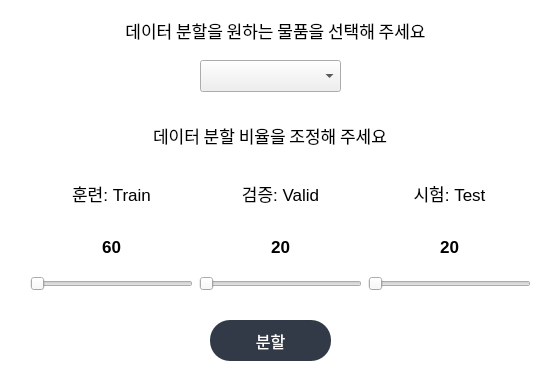
Above: gui/dataset_dialog.ui from Meawcat/CheckMate before the change. Below: the same form after it.
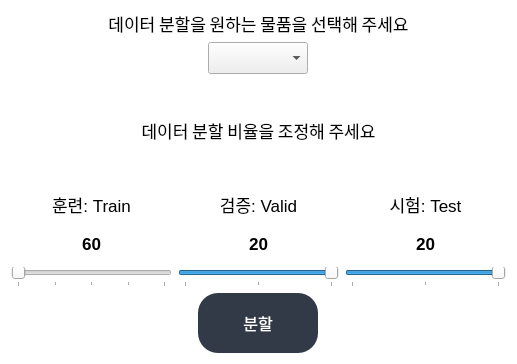
That is the form after the change.

Patch:
```diff
--- a/gui/dataset_dialog.ui
+++ b/gui/dataset_dialog.ui
@@ -6,8 +6,8 @@
    <rect>
     <x>0</x>
     <y>0</y>
-    <width>550</width>
-    <height>379</height>
+    <width>517</width>
+    <height>364</height>
    </rect>
   </property>
   <property name="windowTitle">
@@ -30,21 +30,49 @@
 	color:  #fff;
 }</string>
   </property>
+  <layout class="QVBoxLayout" name="verticalLayout_7">
+   <item>
+    <layout class="QVBoxLayout" name="verticalLayout_6">
+     <item>
+      <layout class="QVBoxLayout" name="verticalLayout">
+       <item alignment="Qt::AlignHCenter">
+        <widget class="QLabel" name="combobox_label">
+         <property name="sizePolicy">
+          <sizepolicy hsizetype="Fixed" vsizetype="Fixed">
+           <horstretch>0</horstretch>
+           <verstretch>0</verstretch>
+          </sizepolicy>
+         </property>
+         <property name="font">
+          <font>
+           <family>맑은 고딕</family>
+           <pointsize>13</pointsize>
+           <weight>50</weight>
+           <bold>false</bold>
+          </font>
+         </property>
+         <property name="text">
+          <string>데이터 분할을 원하는 물품을 선택해 주세요</string>
+         </property>
+         <property name="alignment">
+          <set>Qt::AlignCenter</set>
+         </property>
+        </widget>
+       </item>
+       <item alignment="Qt::AlignHCenter">
   <widget class="QComboBox" name="comboBox">
-   <property name="geometry">
-    <rect>
-     <x>200</x>
-     <y>60</y>
-     <width>141</width>
-     <height>32</height>
-    </rect>
-   </property>
    <property name="sizePolicy">
     <sizepolicy hsizetype="Preferred" vsizetype="Fixed">
      <horstretch>0</horstretch>
      <verstretch>0</verstretch>
     </sizepolicy>
    </property>
+         <property name="maximumSize">
+          <size>
+           <width>200</width>
+           <height>16777215</height>
+          </size>
+         </property>
    <property name="font">
     <font>
      <pointsize>15</pointsize>
@@ -55,67 +83,13 @@
     <enum>Qt::LeftToRight</enum>
    </property>
   </widget>
-  <widget class="QLabel" name="combobox_label">
-   <property name="geometry">
-    <rect>
-     <x>20</x>
-     <y>10</y>
-     <width>511</width>
-     <height>41</height>
-    </rect>
-   </property>
-   <property name="sizePolicy">
-    <sizepolicy hsizetype="Fixed" vsizetype="Fixed">
-     <horstretch>0</horstretch>
-     <verstretch>0</verstretch>
-    </sizepolicy>
-   </property>
-   <property name="font">
-    <font>
-     <family>맑은 고딕</family>
-     <pointsize>13</pointsize>
-     <weight>50</weight>
-     <bold>false</bold>
-    </font>
-   </property>
-   <property name="text">
-    <string>데이터 분할을 원하는 물품을 선택해 주세요</string>
-   </property>
-   <property name="alignment">
-    <set>Qt::AlignCenter</set>
-   </property>
-  </widget>
-  <widget class="QPushButton" name="split_button">
-   <property name="geometry">
-    <rect>
-     <x>210</x>
-     <y>320</y>
-     <width>121</width>
-     <height>41</height>
-    </rect>
-   </property>
-   <property name="font">
-    <font>
-     <family>맑은 고딕</family>
-     <pointsize>12</pointsize>
-    </font>
-   </property>
-   <property name="styleSheet">
-    <string notr="true"/>
-   </property>
-   <property name="text">
-    <string>분할</string>
-   </property>
-  </widget>
+       </item>
+      </layout>
+     </item>
+     <item>
+      <layout class="QVBoxLayout" name="verticalLayout_5">
+       <item>
   <widget class="QLabel" name="ratio_label">
-   <property name="geometry">
-    <rect>
-     <x>100</x>
-     <y>120</y>
-     <width>340</width>
-     <height>30</height>
-    </rect>
-   </property>
    <property name="font">
     <font>
      <family>맑은 고딕</family>
@@ -129,15 +103,8 @@
     <set>Qt::AlignCenter</set>
    </property>
   </widget>
-  <widget class="QWidget" name="layoutWidget">
-   <property name="geometry">
-    <rect>
-     <x>30</x>
-     <y>170</y>
-     <width>501</width>
-     <height>121</height>
-    </rect>
-   </property>
+       </item>
+       <item>
    <layout class="QHBoxLayout" name="horizontalLayout">
     <item>
      <layout class="QVBoxLayout" name="verticalLayout_3">
@@ -175,9 +142,27 @@
       </item>
       <item>
        <widget class="QSlider" name="train_slider">
+             <property name="minimum">
+              <number>60</number>
+             </property>
+             <property name="maximum">
+              <number>80</number>
+             </property>
+             <property name="singleStep">
+              <number>5</number>
+             </property>
+             <property name="pageStep">
+              <number>5</number>
+             </property>
         <property name="orientation">
          <enum>Qt::Horizontal</enum>
         </property>
+             <property name="tickPosition">
+              <enum>QSlider::TicksBelow</enum>
+             </property>
+             <property name="tickInterval">
+              <number>5</number>
+             </property>
        </widget>
       </item>
      </layout>
@@ -218,9 +203,33 @@
       </item>
       <item>
        <widget class="QSlider" name="valid_slider">
+             <property name="minimum">
+              <number>10</number>
+             </property>
+             <property name="maximum">
+              <number>20</number>
+             </property>
+             <property name="singleStep">
+              <number>5</number>
+             </property>
+             <property name="pageStep">
+              <number>5</number>
+             </property>
+             <property name="value">
+              <number>20</number>
+             </property>
+             <property name="tracking">
+              <bool>true</bool>
+             </property>
         <property name="orientation">
          <enum>Qt::Horizontal</enum>
         </property>
+             <property name="tickPosition">
+              <enum>QSlider::TicksBelow</enum>
+             </property>
+             <property name="tickInterval">
+              <number>5</number>
+             </property>
        </widget>
       </item>
      </layout>
@@ -261,15 +270,57 @@
       </item>
       <item>
        <widget class="QSlider" name="test_slider">
+             <property name="minimum">
+              <number>10</number>
+             </property>
+             <property name="maximum">
+              <number>20</number>
+             </property>
+             <property name="singleStep">
+              <number>5</number>
+             </property>
+             <property name="pageStep">
+              <number>5</number>
+             </property>
+             <property name="value">
+              <number>20</number>
+             </property>
         <property name="orientation">
          <enum>Qt::Horizontal</enum>
         </property>
+             <property name="tickPosition">
+              <enum>QSlider::TicksBelow</enum>
+             </property>
+             <property name="tickInterval">
+              <number>5</number>
+             </property>
        </widget>
       </item>
      </layout>
     </item>
    </layout>
-  </widget>
+       </item>
+      </layout>
+     </item>
+     <item alignment="Qt::AlignHCenter">
+      <widget class="QPushButton" name="split_button">
+       <property name="font">
+        <font>
+         <family>맑은 고딕</family>
+         <pointsize>12</pointsize>
+        </font>
+       </property>
+       <property name="styleSheet">
+        <string notr="true"/>
+       </property>
+       <property name="text">
+        <string>분할</string>
+       </property>
+      </widget>
+     </item>
+    </layout>
+   </item>
+  </layout>
  </widget>
  <resources/>
  <connections/>
```
Lines whose indentation alone changed are shown as unchanged.
